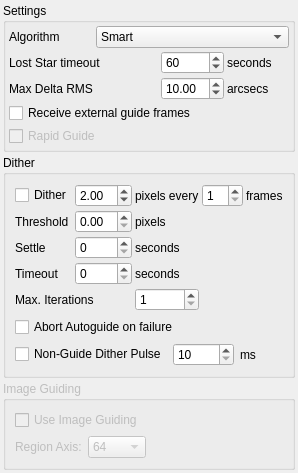
Qt form kstars/ekos/guide/opsguide.ui (KDE/kstars) before a commit.
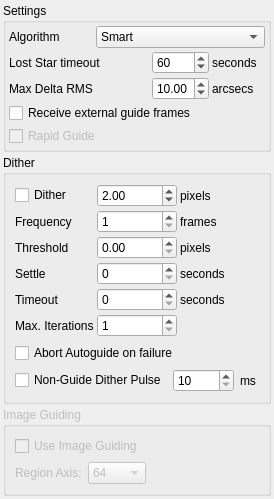
The same form after that commit.

Commit message: Fix regression for non-guide dithering and re-arrange guide option to make dither frequency has its own row

The edit to the form file:
```diff
--- a/kstars/ekos/guide/opsguide.ui
+++ b/kstars/ekos/guide/opsguide.ui
@@ -186,16 +186,6 @@
         <property name="spacing">
          <number>3</number>
         </property>
-        <item row="0" column="0">
-         <widget class="QCheckBox" name="kcfg_DitherEnabled">
-          <property name="toolTip">
-           <string>Move locked guiding square location after frame capture</string>
-          </property>
-          <property name="text">
-           <string>Dither</string>
-          </property>
-         </widget>
-        </item>
         <item row="0" column="1">
          <widget class="QDoubleSpinBox" name="kcfg_DitherPixels">
           <property name="toolTip">
@@ -215,34 +205,24 @@
           </property>
          </widget>
         </item>
-        <item row="0" column="2">
-         <widget class="QLabel" name="l_22">
-          <property name="text">
-           <string>pixels every</string>
-          </property>
-         </widget>
-        </item>
-        <item row="0" column="3">
-         <widget class="QSpinBox" name="kcfg_DitherFrames">
+        <item row="3" column="0">
+         <widget class="QLabel" name="label_4">
           <property name="toolTip">
-           <string>Dither after this many captured frames in the CCD module</string>
+           <string>After dither is successful, wait for this many seconds before proceeding.</string>
           </property>
-          <property name="minimum">
-           <number>1</number>
+          <property name="text">
+           <string>Settle</string>
           </property>
-          <property name="maximum">
-           <number>60</number>
-          </property>
          </widget>
         </item>
-        <item row="0" column="4">
-         <widget class="QLabel" name="label">
+        <item row="3" column="2">
+         <widget class="QLabel" name="label_5">
           <property name="text">
-           <string>frames</string>
+           <string>seconds</string>
           </property>
          </widget>
         </item>
-        <item row="1" column="0">
+        <item row="2" column="0">
          <widget class="QLabel" name="label_6">
           <property name="toolTip">
            <string/>
@@ -252,7 +232,34 @@
           </property>
          </widget>
         </item>
-        <item row="1" column="1">
+        <item row="4" column="1">
+         <widget class="QSpinBox" name="kcfg_DitherTimeout">
+          <property name="toolTip">
+           <string>time limit for successful dither settling</string>
+          </property>
+          <property name="maximum">
+           <number>360</number>
+          </property>
+         </widget>
+        </item>
+        <item row="0" column="0">
+         <widget class="QCheckBox" name="kcfg_DitherEnabled">
+          <property name="toolTip">
+           <string>Move locked guiding square location after frame capture</string>
+          </property>
+          <property name="text">
+           <string>Dither</string>
+          </property>
+         </widget>
+        </item>
+        <item row="0" column="2">
+         <widget class="QLabel" name="l_22">
+          <property name="text">
+           <string>pixels</string>
+          </property>
+         </widget>
+        </item>
+        <item row="2" column="1">
          <widget class="QDoubleSpinBox" name="kcfg_DitherThreshold">
           <property name="toolTip">
            <string>Maximum allowable distance for guiding to be considered settled.</string>
@@ -262,41 +269,21 @@
           </property>
          </widget>
         </item>
-        <item row="1" column="2">
-         <widget class="QLabel" name="label_7">
+        <item row="4" column="2">
+         <widget class="QLabel" name="label_9">
           <property name="text">
-           <string>pixels</string>
-          </property>
-         </widget>
-        </item>
-        <item row="2" column="0">
-         <widget class="QLabel" name="label_4">
-          <property name="toolTip">
-           <string>After dither is successful, wait for this many seconds before proceeding.</string>
-          </property>
-          <property name="text">
-           <string>Settle</string>
-          </property>
-         </widget>
-        </item>
-        <item row="2" column="1">
-         <widget class="QSpinBox" name="kcfg_DitherSettle">
-          <property name="toolTip">
-           <string>After dither is successful, wait for this many seconds before proceeding.</string>
-          </property>
-          <property name="maximum">
-           <number>360</number>
+           <string>seconds</string>
           </property>
          </widget>
         </item>
         <item row="2" column="2">
-         <widget class="QLabel" name="label_5">
+         <widget class="QLabel" name="label_7">
           <property name="text">
-           <string>seconds</string>
+           <string>pixels</string>
           </property>
          </widget>
         </item>
-        <item row="3" column="0">
+        <item row="4" column="0">
          <widget class="QLabel" name="label_8">
           <property name="text">
            <string>Timeout</string>
@@ -304,23 +291,46 @@
          </widget>
         </item>
         <item row="3" column="1">
-         <widget class="QSpinBox" name="kcfg_DitherTimeout">
+         <widget class="QSpinBox" name="kcfg_DitherSettle">
           <property name="toolTip">
-           <string>time limit for successful dither settling</string>
+           <string>After dither is successful, wait for this many seconds before proceeding.</string>
           </property>
           <property name="maximum">
            <number>360</number>
           </property>
          </widget>
         </item>
-        <item row="3" column="2">
-         <widget class="QLabel" name="label_9">
+        <item row="1" column="1">
+         <widget class="QSpinBox" name="kcfg_DitherFrames">
+          <property name="toolTip">
+           <string>Dither after this many captured frames in the CCD module</string>
+          </property>
+          <property name="minimum">
+           <number>1</number>
+          </property>
+          <property name="maximum">
+           <number>60</number>
+          </property>
+         </widget>
+        </item>
+        <item row="1" column="2">
+         <widget class="QLabel" name="label">
           <property name="text">
-           <string>seconds</string>
+           <string>frames</string>
           </property>
          </widget>
         </item>
-        <item row="4" column="0" colspan="2">
+        <item row="1" column="0">
+         <widget class="QLabel" name="label_15">
+          <property name="toolTip">
+           <string>Dither after this many captured frames in the CCD module</string>
+          </property>
+          <property name="text">
+           <string>Frequency</string>
+          </property>
+         </widget>
+        </item>
+        <item row="5" column="0">
          <widget class="QLabel" name="label_3">
           <property name="toolTip">
            <string>&lt;html&gt;&lt;head/&gt;&lt;body&gt;&lt;p&gt;Maximum dithering iteration attempts before giving up&lt;/p&gt;&lt;/body&gt;&lt;/html&gt;</string>
@@ -330,7 +340,7 @@
           </property>
          </widget>
         </item>
-        <item row="4" column="2">
+        <item row="5" column="1">
          <widget class="QSpinBox" name="kcfg_DitherMaxIterations">
           <property name="toolTip">
            <string>&lt;html&gt;&lt;head/&gt;&lt;body&gt;&lt;p&gt;Maximum dithering iteration attempts before giving up&lt;/p&gt;&lt;/body&gt;&lt;/html&gt;</string>
```
The commit also changes 1 other file.
